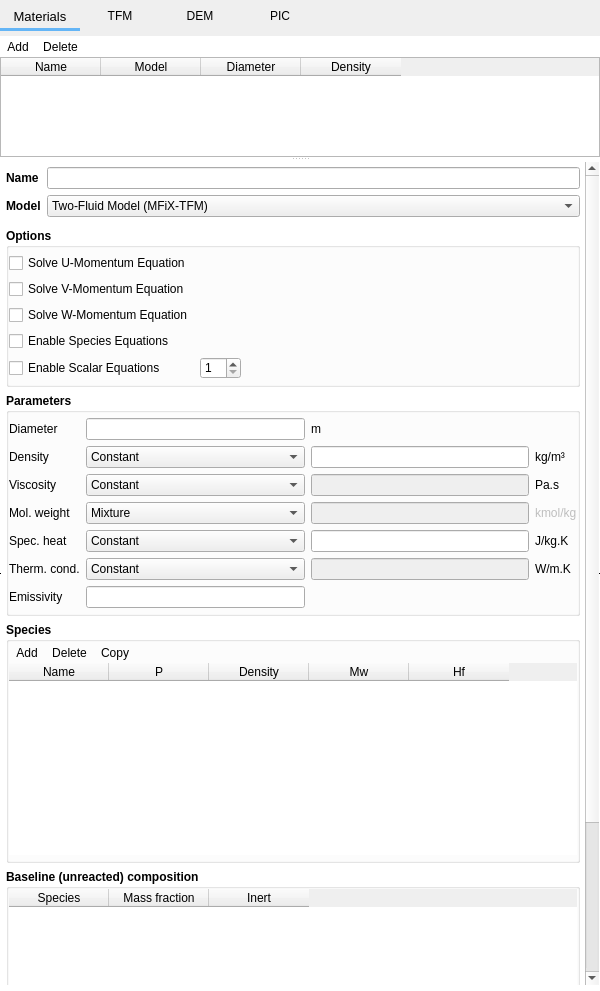
Qt form mfixgui/uifiles/solids.ui (truongd8593/mfix) before a commit.
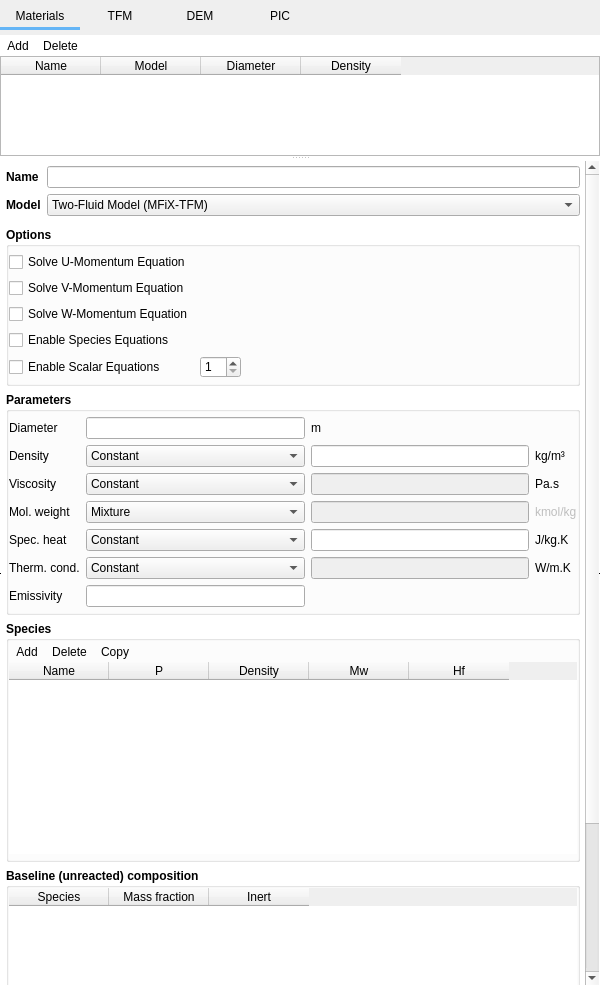
The same form after that commit. Custom widgets are drawn as their Qt base class.

Commit message: remove hardcoded pointsize from .ui files

Diff of the .ui file:
```diff
--- a/mfixgui/uifiles/solids.ui
+++ b/mfixgui/uifiles/solids.ui
@@ -108,11 +108,6 @@
       </item>
       <item row="0" column="0">
        <widget class="QPushButton" name="pushbutton_solids_materials">
-        <property name="font">
-         <font>
-          <pointsize>10</pointsize>
-         </font>
-        </property>
         <property name="text">
          <string>Materials</string>
         </property>
```
The commit also changes 3 other files.
